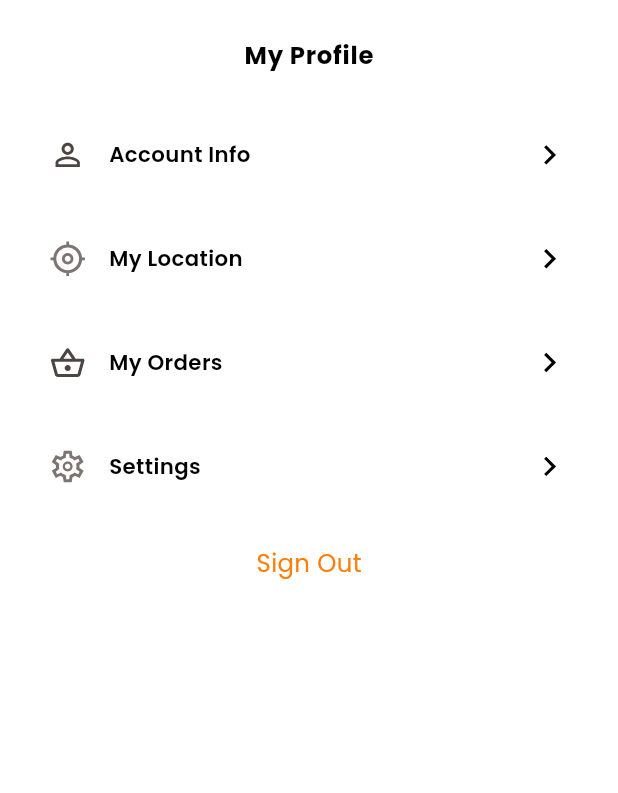
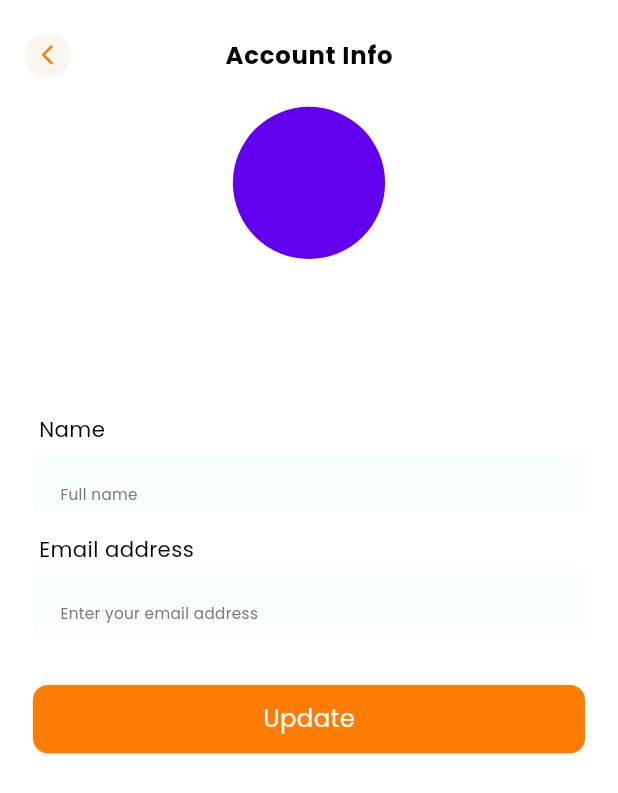
Before and after one commit to Nizatreasure/product_app, a Flutter app: the ProfilePage screen opened directly, after a tap on "Account Info", on a phone screen of 412 x 824 dp. Shown: the top 793 px of the screen. Run offline on Flutter 3.47's test engine with Material 3 defaults, Android fonts, the phone set to English and light mode, and no system bars; our stand-ins replace cached_network_image, dio, either_dart, email_validator, firebase_auth, firebase_core and 13 more; accounts and stored records are empty; generated files the repository leaves out were written again; network calls fail; project files that could hold a hidden picture were left out.

Commit message:
chore: account info UI

```diff
--- a/lib/core/routes/app_router.dart
+++ b/lib/core/routes/app_router.dart
@@ -7,6 +7,7 @@ import 'package:product_app/src/authentication/presentation/pages/sign_in_page.d
 import 'package:product_app/src/authentication/presentation/pages/sign_up_page.dart';
 import 'package:product_app/src/home/presentation/pages/product_details_page.dart';
 import 'package:product_app/src/landing/presentation/pages/landing_page.dart';
+import 'package:product_app/src/profile/presentation/pages/account_info_page.dart';
 
 class MyAppRouter {
   static GoRouter router = GoRouter(
@@ -48,10 +49,19 @@ class MyAppRouter {
                 child: ProductDetailsPage(
                   productId:
                       int.tryParse(state.pathParameters['id'] ?? '1') ?? 1,
-                ));
+                ),
+              );
             },
           ),
-          ]),
+          GoRoute(
+            name: RouteNames.accountInfo,
+            path: RouteNames.accountInfo,
+            pageBuilder: (context, state) {
+              return const MaterialPage(child: AccountInfoPage());
+            },
+          ),
+        ],
+      ),
     ],
   );
 }
--- a/lib/core/routes/route_names.dart
+++ b/lib/core/routes/route_names.dart
@@ -3,4 +3,5 @@ class RouteNames {
   static const String signUp = '/sign-up';
   static const String landing = '/landing';
   static const String productDetails = 'product-details';
+  static const String accountInfo = 'account-info';
 }
--- a/lib/core/values/fontsize_manager.dart
+++ b/lib/core/values/fontsize_manager.dart
@@ -7,7 +7,7 @@ class FontSizeManager {
   // static double get f13 => 13.sp.clamp(12, 19.5);
   static double get f14 => 14.sp.clamp(12, 25);
   static double get f16 => 16.sp.clamp(14, 30);
-  // static double get f18 => 18.sp.clamp(16, 35);
+  static double get f18 => 18.sp.clamp(16, 35);
   // static double get f20 => 20.sp.clamp(18, 40);
   static double get f24 => 24.sp.clamp(22, 55);
 }
--- a/lib/core/values/string_manager.dart
+++ b/lib/core/values/string_manager.dart
@@ -50,5 +50,8 @@ class StringManager {
   static const String no = 'No';
   static const String logout = 'Logout';
   static const String logoutConfirmation = 'Are you sure you want to log out?';
+  static const String unknown = 'Unknown';
+  static const String name = 'Name';
+  static const String update = 'Update';
   // static const String forgotPassword = '';
 }
--- a/lib/di.dart
+++ b/lib/di.dart
@@ -8,6 +8,7 @@ import 'package:product_app/src/home/domain/usecases/single_product_usecase.dart
 import 'package:product_app/src/home/presentation/blocs/product_details_bloc/product_detail_bloc.dart';
 import 'package:product_app/src/home/presentation/blocs/product_list_bloc/product_list_bloc.dart';
 import 'package:product_app/src/landing/presentation/blocs/landing_bloc.dart';
+import 'package:product_app/src/profile/presentation/blocs/account_info_bloc/account_info_bloc.dart';
 
 import 'core/common/network/connection_checker.dart';
 import 'core/services/network_request_service.dart';
@@ -62,7 +63,7 @@ Future<void> initializaDependencies() async {
   getIt.registerFactory<LandingBloc>(() => LandingBloc());
   getIt.registerFactory<ProductListBloc>(() => ProductListBloc(getIt()));
   getIt.registerFactory<ProductDetailBloc>(() => ProductDetailBloc(getIt()));
-  // getIt.registerFactory<CreatePinBloc>(() => CreatePinBloc());
+  getIt.registerFactory<AccountInfoBloc>(() => AccountInfoBloc());
   // getIt.registerFactory<KycVerificationBloc>(() => KycVerificationBloc());
   // getIt.registerFactory<EnterEmailBloc>(() => EnterEmailBloc());
 }
--- a/lib/src/authentication/data/repositories/auth_repository_impl.dart
+++ b/lib/src/authentication/data/repositories/auth_repository_impl.dart
@@ -13,12 +13,14 @@ class AuthenticationRepositoryImpl implements AuthenticationRepository {
 
   @override
   Future<Either<DataFailure, UserCredential>> signUp(
-      {required String email, required String password}) async {
+      {required String email,
+      required String password,
+      required String name}) async {
     if (await _connectionChecker.isConnected) {
       try {
         final credential = await _auth.createUserWithEmailAndPassword(
             email: email, password: password);
-        await credential.user?.updateDisplayName('Niza');
+        await credential.user?.updateDisplayName(name);
         return Right(credential);
       } catch (e) {
         return Left(ErrorHandler.handleError(e).failure);
--- a/lib/src/authentication/domain/repositories/auth_repository.dart
+++ b/lib/src/authentication/domain/repositories/auth_repository.dart
@@ -2,7 +2,7 @@ part of '../../data/repositories/auth_repository_impl.dart';
 
 abstract class AuthenticationRepository {
   Future<Either<DataFailure, UserCredential>> signUp(
-      {required String email, required String password});
+      {required String email, required String password, required String name});
   Future<Either<DataFailure, UserCredential>> signIn(
       {required String email, required String password});
   Future<Either<DataFailure, dynamic>> signOut();
--- a/lib/src/authentication/domain/usecases/sign_up_usecase.dart
+++ b/lib/src/authentication/domain/usecases/sign_up_usecase.dart
@@ -12,6 +12,8 @@ class SignUpUseCase
   Future<Either<DataFailure, UserCredential>> execute(
       {required Map<String, dynamic> params}) {
     return _authRepository.signUp(
-        email: params['email'], password: params['password']);
+        email: params['email'],
+        password: params['password'],
+        name: params['name']);
   }
 }
--- a/lib/src/authentication/presentation/blocs/sign_up_bloc/sign_up_bloc.dart
+++ b/lib/src/authentication/presentation/blocs/sign_up_bloc/sign_up_bloc.dart
@@ -57,6 +57,7 @@ class SignUpBloc extends Bloc<SignUpEvent, SignUpState> {
     final dataState = await _signUpUseCase.execute(params: {
       'email': state.email,
       'password': state.password,
+      'name': state.name,
     });
     CustomLoader.dismissLoader();
     if (dataState.isRight) {
--- /dev/null
+++ b/lib/src/profile/presentation/blocs/account_info_bloc/account_info_bloc.dart
@@ -0,0 +1,49 @@
+import 'package:email_validator/email_validator.dart';
+import 'package:flutter/widgets.dart';
+import 'package:flutter_bloc/flutter_bloc.dart';
+
+part 'account_info_events.dart';
+part 'account_info_state.dart';
+
+class AccountInfoBloc extends Bloc<AccountInfoEvent, AccountInfoState> {
+  late TextEditingController _nameController;
+  late TextEditingController _emailController;
+
+  TextEditingController get nameController => _nameController;
+  TextEditingController get emailController => _emailController;
+
+  AccountInfoBloc() : super(const AccountInfoState()) {
+    _nameController = TextEditingController();
+    _emailController = TextEditingController();
+    on<AccountInfoNameChangedEvent>(_accountNameChangedEventHandler);
+    on<AccountInfoEmailChangedEvent>(_accountEmailChangedEventHandler);
+    on<AccountInfoSetDataEvent>(_accountSetDataEvent);
+    on<AccountInfoImagePathChangedEvent>(_accountImagePathChangedEventHandler);
+    on<AccountInfoSubmittedEvent>(_submittedEventHandler);
+  }
+
+  _accountNameChangedEventHandler(
+      AccountInfoNameChangedEvent event, Emitter<AccountInfoState> emit) {
+    emit(state.copyWith(name: event.name));
+  }
+
+  _accountEmailChangedEventHandler(
+      AccountInfoEmailChangedEvent event, Emitter<AccountInfoState> emit) {
+    emit(state.copyWith(email: event.email));
+  }
+
+  _accountImagePathChangedEventHandler(
+      AccountInfoImagePathChangedEvent event, Emitter<AccountInfoState> emit) {
+    emit(state.copyWith(profileImagePath: event.path));
+  }
+
+  _accountSetDataEvent(
+      AccountInfoSetDataEvent event, Emitter<AccountInfoState> emit) {
+    _emailController.text = event.email;
+    _nameController.text = event.name;
+    emit(state.copyWith(email: event.email, name: event.name));
+  }
+
+  _submittedEventHandler(
+      AccountInfoSubmittedEvent event, Emitter<AccountInfoState> emit) {}
+}
--- /dev/null
+++ b/lib/src/profile/presentation/blocs/account_info_bloc/account_info_events.dart
@@ -0,0 +1,28 @@
+part of 'account_info_bloc.dart';
+
+abstract class AccountInfoEvent {
+  const AccountInfoEvent();
+}
+
+class AccountInfoNameChangedEvent extends AccountInfoEvent {
+  final String name;
+  const AccountInfoNameChangedEvent(this.name);
+}
+
+class AccountInfoEmailChangedEvent extends AccountInfoEvent {
+  final String email;
+  const AccountInfoEmailChangedEvent(this.email);
+}
+
+class AccountInfoImagePathChangedEvent extends AccountInfoEvent {
+  final String path;
+  const AccountInfoImagePathChangedEvent(this.path);
+}
+
+class AccountInfoSetDataEvent extends AccountInfoEvent {
+  final String name;
+  final String email;
+  const AccountInfoSetDataEvent({required this.name, required this.email});
+}
+
+class AccountInfoSubmittedEvent extends AccountInfoEvent {}
--- /dev/null
+++ b/lib/src/profile/presentation/blocs/account_info_bloc/account_info_state.dart
@@ -0,0 +1,21 @@
+part of 'account_info_bloc.dart';
+
+@immutable
+class AccountInfoState {
+  final String name;
+  final String email;
+  final String profileImagePath;
+
+  bool get isValid => name.trim().length >= 5 && EmailValidator.validate(email);
+
+  const AccountInfoState(
+      {this.name = '', this.email = '', this.profileImagePath = ''});
+
+  AccountInfoState copyWith(
+      {String? name, String? email, String? profileImagePath}) {
+    return AccountInfoState(
+        name: name ?? this.name,
+        email: email ?? this.email,
+        profileImagePath: profileImagePath ?? this.profileImagePath);
+  }
+}
--- a/lib/src/profile/presentation/pages/account_info_page.dart
+++ b/lib/src/profile/presentation/pages/account_info_page.dart
@@ -0,0 +1,76 @@
+import 'package:firebase_auth/firebase_auth.dart';
+import 'package:flutter/material.dart';
+import 'package:flutter/services.dart';
+import 'package:flutter_bloc/flutter_bloc.dart';
+import 'package:flutter_screenutil/flutter_screenutil.dart';
+import 'package:product_app/core/common/widgets/custom_app_bar.dart';
+import 'package:product_app/core/common/widgets/custom_button.dart';
+import 'package:product_app/core/common/widgets/custom_text_input_field.dart';
+import 'package:product_app/core/values/fontsize_manager.dart';
+import 'package:product_app/core/values/string_manager.dart';
+import 'package:product_app/di.dart';
+import 'package:product_app/src/profile/presentation/blocs/account_info_bloc/account_info_bloc.dart';
+
+part '../widgets/account_info_widgets.dart';
+
+class AccountInfoPage extends StatefulWidget {
+  const AccountInfoPage({super.key});
+
+  @override
+  State<AccountInfoPage> createState() => _AccountInfoPageState();
+}
+
+class _AccountInfoPageState extends State<AccountInfoPage> {
+  @override
+  Widget build(BuildContext context) {
+    ThemeData themeData = Theme.of(context);
+    User? user = FirebaseAuth.instance.currentUser;
+    return BlocProvider<AccountInfoBloc>(
+      create: (context) => getIt()
+        ..add(
+          AccountInfoSetDataEvent(
+              name: user?.displayName ?? StringManager.unknown,
+              email: user?.email ?? 'unknown@unknown.com'),
+        ),
+      child: Builder(builder: (context) {
+        return Scaffold(
+          appBar: customAppBar(context,
+              title: StringManager.accountInfo, centerTitle: true),
+          body: Padding(
+            padding: EdgeInsetsDirectional.symmetric(horizontal: 20.w),
+            child: SingleChildScrollView(
+              child: Column(
+                children: [
+                  SizedBox(height: 15.h),
+                  CircleAvatar(radius: 50.r),
+                  SizedBox(height: 13.h),
+                  Text(
+                    user?.displayName ?? StringManager.unknown,
+                    style: themeData.textTheme.bodyMedium!.copyWith(
+                        fontSize: FontSizeManager.f18,
+                        fontWeight: FontWeight.w600),
+                  ),
+                  Text(user?.email ?? 'noemail@noemail.com'),
+                  SizedBox(height: 45.h),
+                  _buildNameField(context),
+                  _buildEmailField(context),
+                  SizedBox(height: 20.h),
+                  _buildButton(context),
+                ],
+              ),
+            ),
+          ),
+        );
+      }),
+    );
+  }
+
+  Widget _buildButton(BuildContext context) {
+    return BlocBuilder<AccountInfoBloc, AccountInfoState>(builder: (_, state) {
+      return CustomButton(
+        text: StringManager.update,
+        onTap: () {},
+      );
+    });
+  }
+}
--- a/lib/src/profile/presentation/pages/profile_page.dart
+++ b/lib/src/profile/presentation/pages/profile_page.dart
@@ -41,7 +41,9 @@ class _ProfilePageState extends State<ProfilePage> {
               imagePath: AppAssetManager.account,
               title: StringManager.accountInfo,
               themeData: themeData,
-              onTap: () {},
+              onTap: () {
+                context.pushNamed(RouteNames.accountInfo);
+              },
             ),
             _profileButton(
               imagePath: AppAssetManager.location,
--- a/lib/src/profile/presentation/widgets/account_info_widgets.dart
+++ b/lib/src/profile/presentation/widgets/account_info_widgets.dart
@@ -0,0 +1,38 @@
+part of '../pages/account_info_page.dart';
+
+Widget _buildNameField(BuildContext context) {
+  return BlocBuilder<AccountInfoBloc, AccountInfoState>(
+    builder: (_, state) {
+      return CustomTextInputField(
+        hintText: StringManager.fullName,
+        fieldName: StringManager.name,
+        textEditingController: context.read<AccountInfoBloc>().nameController,
+        onChanged: (val) {
+          context.read<AccountInfoBloc>().add(AccountInfoNameChangedEvent(val));
+        },
+      );
+    },
+  );
+}
+
+Widget _buildEmailField(BuildContext context) {
+  return BlocBuilder<AccountInfoBloc, AccountInfoState>(
+    builder: (_, state) {
+      return CustomTextInputField(
+        fieldName: StringManager.emailAddress,
+        hintText: StringManager.enterEmailAddress,
+        textEditingController: context.read<AccountInfoBloc>().emailController,
+        textCapitalization: TextCapitalization.none,
+        inputFormatters: [
+          FilteringTextInputFormatter.deny(RegExp(r'\s')),
+        ],
+        keyboardType: TextInputType.emailAddress,
+        onChanged: (val) {
+          context
+              .read<AccountInfoBloc>()
+              .add(AccountInfoEmailChangedEvent(val));
+        },
+      );
+    },
+  );
+}
```
Lines whose indentation alone changed are shown as unchanged.
